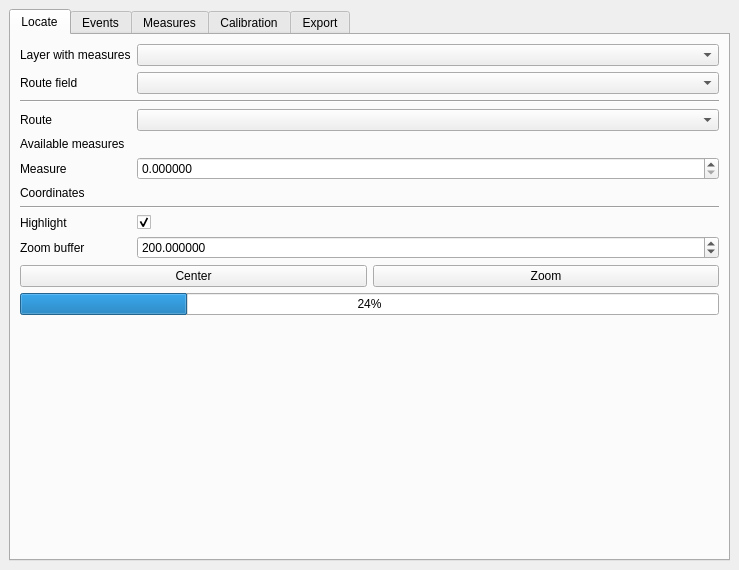
Above: lrs/ui/ui_lrsdockwidget.ui from blazek/lrs before the change. Below: the same form after it.
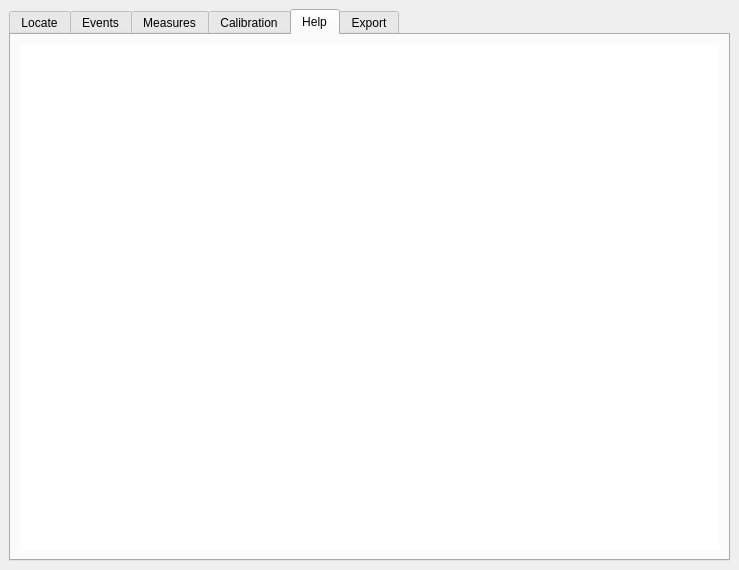
That is the form after the change.

Commit message: hlep tab

```diff
--- a/lrs/ui/ui_lrsdockwidget.ui
+++ b/lrs/ui/ui_lrsdockwidget.ui
@@ -24,7 +24,7 @@
     <item>
      <widget class="QTabWidget" name="tabWidget">
       <property name="currentIndex">
-       <number>0</number>
+       <number>4</number>
       </property>
       <widget class="QWidget" name="locateTab">
        <attribute name="title">
@@ -1101,6 +1101,23 @@
         </item>
        </layout>
       </widget>
+      <widget class="QWidget" name="helpTab">
+       <attribute name="title">
+        <string>Help</string>
+       </attribute>
+       <layout class="QVBoxLayout" name="verticalLayout_3">
+        <item>
+         <widget class="QTextBrowser" name="helpTextBrowser">
+          <property name="frameShape">
+           <enum>QFrame::NoFrame</enum>
+          </property>
+          <property name="frameShadow">
+           <enum>QFrame::Plain</enum>
+          </property>
+         </widget>
+        </item>
+       </layout>
+      </widget>
       <widget class="QWidget" name="exportTab">
        <attribute name="title">
         <string>Export</string>
```
The commit also changes 3 other files.
